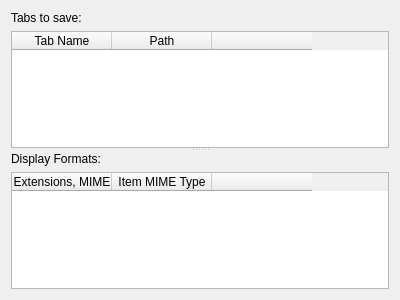
Above: plugins/itemsync/itemsyncsettings.ui from hluk/CopyQ before the change. Below: the same form after it.
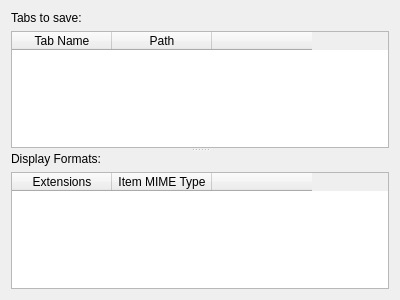
That is the form after the change.

Commit message: ItemSync: Don't use MIME in extension list

```diff
--- a/plugins/itemsync/itemsyncsettings.ui
+++ b/plugins/itemsync/itemsyncsettings.ui
@@ -66,9 +66,12 @@
        </item>
        <item>
         <widget class="QTableWidget" name="tableWidgetFormatSettings">
+         <attribute name="verticalHeaderVisible">
+          <bool>false</bool>
+         </attribute>
          <column>
           <property name="text">
-           <string>Extensions, MIME</string>
+           <string>Extensions</string>
           </property>
          </column>
          <column>
```
The commit also changes 1 other file.
